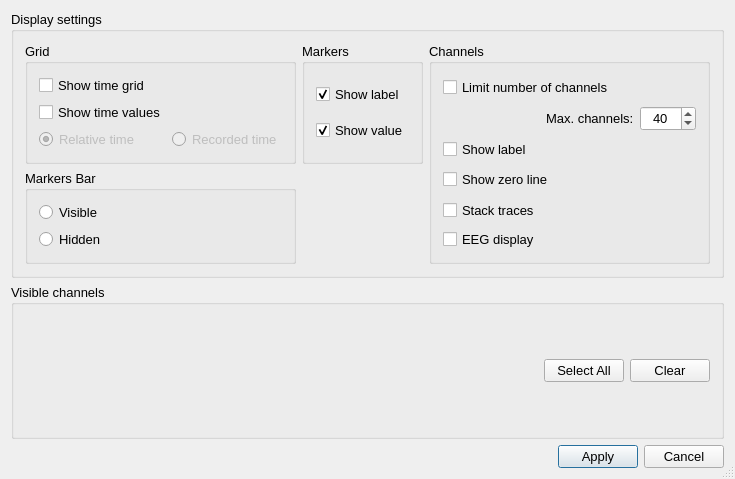
The window that src/Widgets/SignalView/AwViewSettingsUi.ui (HIP-infrastructure/anywave-code) describes before a commit, drawn with Qt 5.
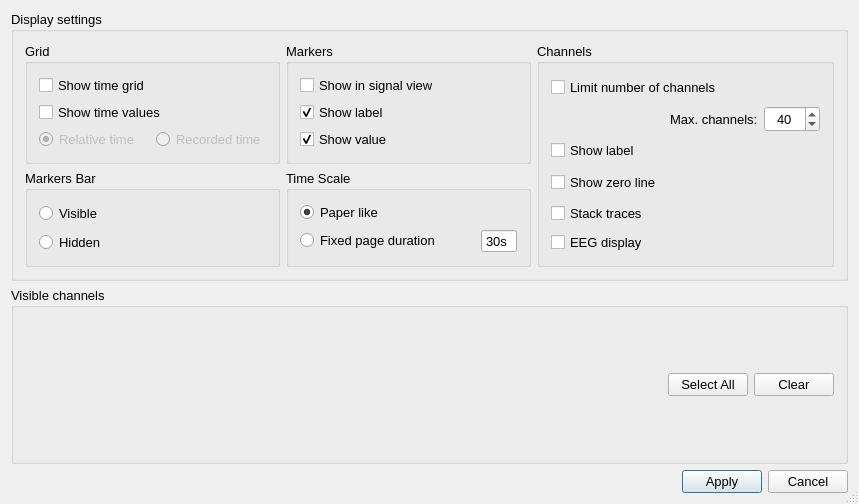
The same window after the commit. Icons and pictures are not drawn.

Commit message: Fixed issue with marker bar which did not display correctly all the markers in global mode. Added options to change the color of the selected markers or all the markers. Working on a Fixed Page Duration display mode (to visualise sleep signals)

```diff
--- a/src/Widgets/SignalView/AwViewSettingsUi.ui
+++ b/src/Widgets/SignalView/AwViewSettingsUi.ui
@@ -9,8 +9,8 @@
    <rect>
     <x>0</x>
     <y>0</y>
-    <width>682</width>
-    <height>479</height>
+    <width>859</width>
+    <height>504</height>
    </rect>
   </property>
   <property name="font">
@@ -70,19 +70,6 @@
            </property>
           </widget>
          </item>
-         <item row="1" column="0">
-          <widget class="QCheckBox" name="checkSeconds">
-           <property name="sizePolicy">
-            <sizepolicy hsizetype="Minimum" vsizetype="Preferred">
-             <horstretch>0</horstretch>
-             <verstretch>0</verstretch>
-            </sizepolicy>
-           </property>
-           <property name="text">
-            <string>Show time values</string>
-           </property>
-          </widget>
-         </item>
          <item row="0" column="0">
           <widget class="QCheckBox" name="checkTime">
            <property name="sizePolicy">
@@ -106,6 +93,19 @@
            </property>
           </widget>
          </item>
+         <item row="1" column="0" colspan="2">
+          <widget class="QCheckBox" name="checkSeconds">
+           <property name="sizePolicy">
+            <sizepolicy hsizetype="Minimum" vsizetype="Preferred">
+             <horstretch>0</horstretch>
+             <verstretch>0</verstretch>
+            </sizepolicy>
+           </property>
+           <property name="text">
+            <string>Show time values</string>
+           </property>
+          </widget>
+         </item>
         </layout>
        </widget>
       </item>
@@ -121,17 +121,7 @@
          <string>Markers</string>
         </property>
         <layout class="QGridLayout" name="gridLayout_2">
-         <item row="0" column="0">
-          <widget class="QCheckBox" name="checkMarkerLabel">
-           <property name="text">
-            <string>Show label</string>
-           </property>
-           <property name="checked">
-            <bool>true</bool>
-           </property>
-          </widget>
-         </item>
-         <item row="1" column="0">
+         <item row="2" column="0">
           <widget class="QCheckBox" name="checkMarkerValue">
            <property name="text">
             <string>Show value</string>
@@ -141,6 +131,23 @@
            </property>
           </widget>
          </item>
+         <item row="1" column="0">
+          <widget class="QCheckBox" name="checkMarkerLabel">
+           <property name="text">
+            <string>Show label</string>
+           </property>
+           <property name="checked">
+            <bool>true</bool>
+           </property>
+          </widget>
+         </item>
+         <item row="0" column="0">
+          <widget class="QCheckBox" name="checkShowMarkers">
+           <property name="text">
+            <string>Show in signal view</string>
+           </property>
+          </widget>
+         </item>
         </layout>
        </widget>
       </item>
@@ -304,6 +311,77 @@
         </layout>
        </widget>
       </item>
+      <item row="1" column="1">
+       <widget class="QGroupBox" name="groupBox_4">
+        <property name="title">
+         <string>Time Scale</string>
+        </property>
+        <layout class="QVBoxLayout" name="verticalLayout">
+         <item>
+          <widget class="QRadioButton" name="radioButton">
+           <property name="text">
+            <string>Paper like</string>
+           </property>
+           <property name="checked">
+            <bool>true</bool>
+           </property>
+          </widget>
+         </item>
+         <item>
+          <layout class="QHBoxLayout" name="horizontalLayout_2">
+           <item>
+            <widget class="QRadioButton" name="radioPageDuration">
+             <property name="text">
+              <string>Fixed page duration</string>
+             </property>
+            </widget>
+           </item>
+           <item>
+            <spacer name="horizontalSpacer_4">
+             <property name="orientation">
+              <enum>Qt::Horizontal</enum>
+             </property>
+             <property name="sizeHint" stdset="0">
+              <size>
+               <width>40</width>
+               <height>20</height>
+              </size>
+             </property>
+            </spacer>
+           </item>
+           <item>
+            <widget class="QSpinBox" name="spinPageDuration">
+             <property name="sizePolicy">
+              <sizepolicy hsizetype="Expanding" vsizetype="Fixed">
+               <horstretch>0</horstretch>
+               <verstretch>0</verstretch>
+              </sizepolicy>
+             </property>
+             <property name="buttonSymbols">
+              <enum>QAbstractSpinBox::NoButtons</enum>
+             </property>
+             <property name="suffix">
+              <string>s</string>
+             </property>
+             <property name="minimum">
+              <number>1</number>
+             </property>
+             <property name="maximum">
+              <number>100</number>
+             </property>
+             <property name="singleStep">
+              <number>4</number>
+             </property>
+             <property name="value">
+              <number>30</number>
+             </property>
+            </widget>
+           </item>
+          </layout>
+         </item>
+        </layout>
+       </widget>
+      </item>
      </layout>
     </widget>
    </item>
```
Left out of the diff: 32 changed lines with no effect on the pictures. The commit also changes 21 other files.
